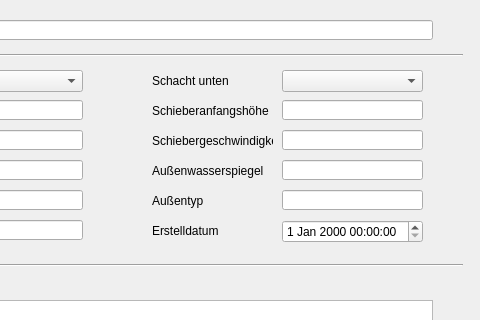
Before: the Qt Designer form templates/wehre.ui in hoettges/QKan, drawn with Qt 5; both pictures show x 168 to 648 and y 0 to 320 of the 648 by 495 pixel window.
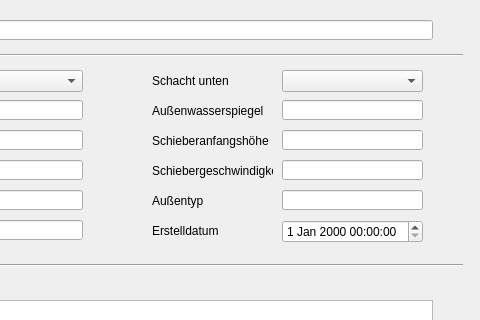
After: the same form once the commit is applied. Custom widgets are drawn as their Qt base class.

Patch:
```diff
--- a/templates/wehre.ui
+++ b/templates/wehre.ui
@@ -57,7 +57,7 @@
     <property name="geometry">
      <rect>
       <x>320</x>
-      <y>160</y>
+      <y>100</y>
       <width>121</width>
       <height>21</height>
      </rect>
@@ -83,7 +83,7 @@
     <property name="geometry">
      <rect>
       <x>320</x>
-      <y>100</y>
+      <y>130</y>
       <width>121</width>
       <height>21</height>
      </rect>
@@ -135,7 +135,7 @@
     <property name="geometry">
      <rect>
       <x>320</x>
-      <y>130</y>
+      <y>160</y>
       <width>121</width>
       <height>21</height>
      </rect>
@@ -296,7 +296,7 @@
     <property name="geometry">
      <rect>
       <x>450</x>
-      <y>100</y>
+      <y>130</y>
       <width>141</width>
       <height>20</height>
      </rect>
@@ -306,7 +306,7 @@
     <property name="geometry">
      <rect>
       <x>450</x>
-      <y>130</y>
+      <y>160</y>
       <width>141</width>
       <height>20</height>
      </rect>
@@ -316,7 +316,7 @@
     <property name="geometry">
      <rect>
       <x>450</x>
-      <y>160</y>
+      <y>100</y>
       <width>141</width>
       <height>20</height>
      </rect>
```
Left out of the diff: 16 changed lines with no effect on the pictures.
